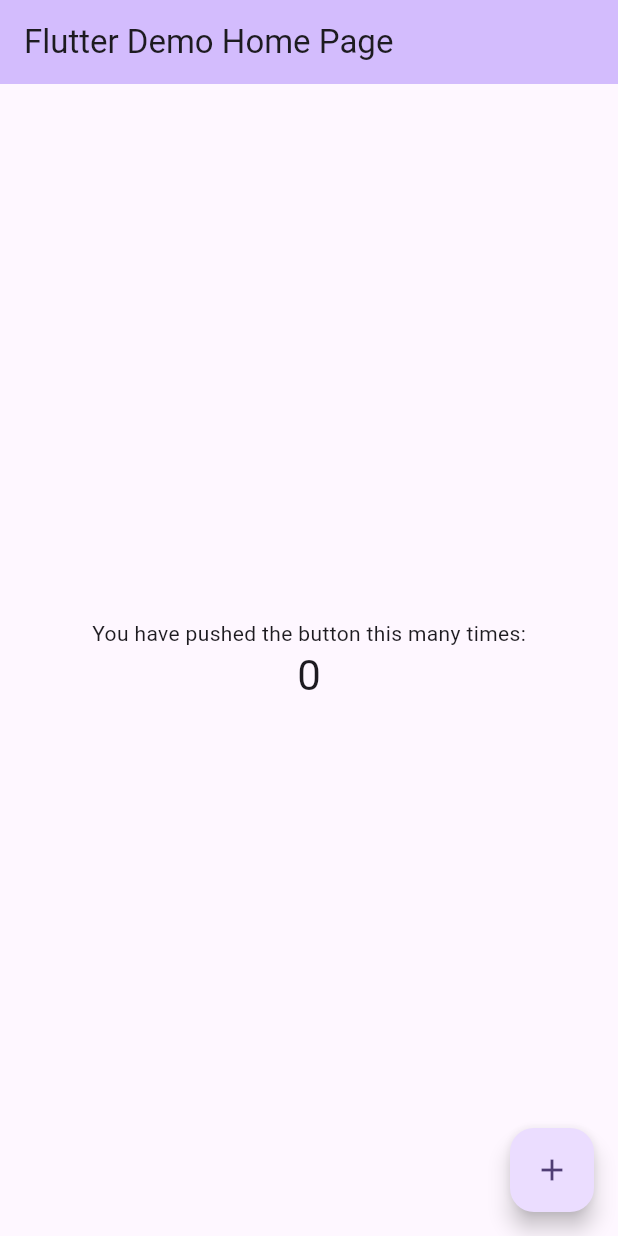
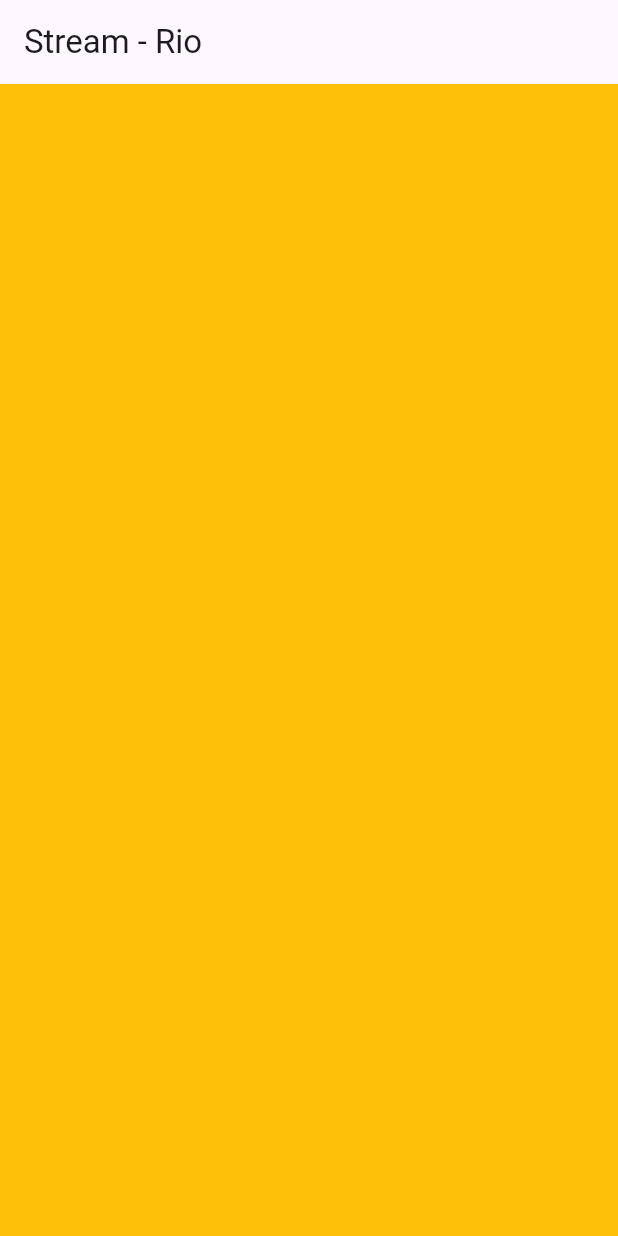
Before and after one commit to riotrip/mobile-smt5, a Flutter app: the screen it shows after launch, on a phone screen of 412 x 824 dp. Run offline on Flutter 3.47's test engine with Material 3 defaults, Android fonts, the phone set to English and light mode, and no system bars.

Commit message:
feat: add praktikum 1

```diff
--- a/stream_rio/lib/main.dart
+++ b/stream_rio/lib/main.dart
@@ -1,4 +1,5 @@
 import 'package:flutter/material.dart';
+import 'stream.dart';
 
 void main() {
   runApp(const MyApp());
@@ -7,116 +8,52 @@ void main() {
 class MyApp extends StatelessWidget {
   const MyApp({super.key});
 
-  // This widget is the root of your application.
   @override
   Widget build(BuildContext context) {
     return MaterialApp(
-      title: 'Flutter Demo',
-      theme: ThemeData(
-        // This is the theme of your application.
-        //
-        // TRY THIS: Try running your application with "flutter run". You'll see
-        // the application has a purple toolbar. Then, without quitting the app,
-        // try changing the seedColor in the colorScheme below to Colors.green
-        // and then invoke "hot reload" (save your changes or press the "hot
-        // reload" button in a Flutter-supported IDE, or press "r" if you used
-        // the command line to start the app).
-        //
-        // Notice that the counter didn't reset back to zero; the application
-        // state is not lost during the reload. To reset the state, use hot
-        // restart instead.
-        //
-        // This works for code too, not just values: Most code changes can be
-        // tested with just a hot reload.
-        colorScheme: ColorScheme.fromSeed(seedColor: Colors.deepPurple),
-      ),
-      home: const MyHomePage(title: 'Flutter Demo Home Page'),
+      title: 'Stream - Rio',
+      theme: ThemeData(primarySwatch: Colors.deepPurple),
+      home: const StreamHomePage(),
     );
   }
 }
 
-class MyHomePage extends StatefulWidget {
-  const MyHomePage({super.key, required this.title});
-
-  // This widget is the home page of your application. It is stateful, meaning
-  // that it has a State object (defined below) that contains fields that affect
-  // how it looks.
-
-  // This class is the configuration for the state. It holds the values (in this
-  // case the title) provided by the parent (in this case the App widget) and
-  // used by the build method of the State. Fields in a Widget subclass are
-  // always marked "final".
-
-  final String title;
+class StreamHomePage extends StatefulWidget {
+  const StreamHomePage({super.key});
 
   @override
-  State<MyHomePage> createState() => _MyHomePageState();
+  State<StreamHomePage> createState() => _StreamHomePageState();
 }
 
-class _MyHomePageState extends State<MyHomePage> {
-  int _counter = 0;
+class _StreamHomePageState extends State<StreamHomePage> {
+  Color bgColor = Colors.blueGrey;
+  late ColorStream colorStream;
 
-  void _incrementCounter() {
-    setState(() {
-      // This call to setState tells the Flutter framework that something has
-      // changed in this State, which causes it to rerun the build method below
-      // so that the display can reflect the updated values. If we changed
-      // _counter without calling setState(), then the build method would not be
-      // called again, and so nothing would appear to happen.
-      _counter++;
+  @override
+  Widget build(BuildContext context) {
+    return Scaffold(
+      appBar: AppBar(title: const Text('Stream - Rio')),
+      body: Container(decoration: BoxDecoration(color: bgColor)),
+    );
+  }
+
+  void changeColor() async {
+    // await for (var eventColor in colorStream.getColor()) {
+    //   setState(() {
+    //     bgColor = eventColor;
+    //   });
+    // }
+    colorStream.getColor().listen((eventColor) {
+      setState(() {
+        bgColor = eventColor;
+      });
     });
   }
 
   @override
-  Widget build(BuildContext context) {
-    // This method is rerun every time setState is called, for instance as done
-    // by the _incrementCounter method above.
-    //
-    // The Flutter framework has been optimized to make rerunning build methods
-    // fast, so that you can just rebuild anything that needs updating rather
-    // than having to individually change instances of widgets.
-    return Scaffold(
-      appBar: AppBar(
-        // TRY THIS: Try changing the color here to a specific color (to
-        // Colors.amber, perhaps?) and trigger a hot reload to see the AppBar
-        // change color while the other colors stay the same.
-        backgroundColor: Theme.of(context).colorScheme.inversePrimary,
-        // Here we take the value from the MyHomePage object that was created by
-        // the App.build method, and use it to set our appbar title.
-        title: Text(widget.title),
-      ),
-      body: Center(
-        // Center is a layout widget. It takes a single child and positions it
-        // in the middle of the parent.
-        child: Column(
-          // Column is also a layout widget. It takes a list of children and
-          // arranges them vertically. By default, it sizes itself to fit its
-          // children horizontally, and tries to be as tall as its parent.
-          //
-          // Column has various properties to control how it sizes itself and
-          // how it positions its children. Here we use mainAxisAlignment to
-          // center the children vertically; the main axis here is the vertical
-          // axis because Columns are vertical (the cross axis would be
-          // horizontal).
-          //
-          // TRY THIS: Invoke "debug painting" (choose the "Toggle Debug Paint"
-          // action in the IDE, or press "p" in the console), to see the
-          // wireframe for each widget.
-          mainAxisAlignment: MainAxisAlignment.center,
-          children: <Widget>[
-            const Text('You have pushed the button this many times:'),
-            Text(
-              '$_counter',
-              style: Theme.of(context).textTheme.headlineMedium,
-            ),
-          ],
-        ),
-      ),
-      floatingActionButton: FloatingActionButton(
-        onPressed: _incrementCounter,
-        tooltip: 'Increment',
-        child: const Icon(Icons.add),
-      ), // This trailing comma makes auto-formatting nicer for build methods.
-    );
+  void initState() {
+    super.initState();
+    colorStream = ColorStream();
+    changeColor();
   }
 }
--- /dev/null
+++ b/stream_rio/lib/stream.dart
@@ -0,0 +1,18 @@
+import 'package:flutter/material.dart';
+
+class ColorStream {
+  final List<Color> colors = [
+    Colors.blueGrey,
+    Colors.amber,
+    Colors.deepPurple,
+    Colors.lightBlue,
+    Colors.teal,
+  ];
+
+  Stream<Color> getColor() async* {
+    yield* Stream.periodic(const Duration(seconds: 1), (int t) {
+      int index = t % colors.length;
+      return colors[index];
+    });
+  }
+}
```
Also changed, not shown: img/prak1_01.png (added), img/prak1_02.png (added), img/prak1_03.png (added), img/prak1_04.png (added), 1 other file.
